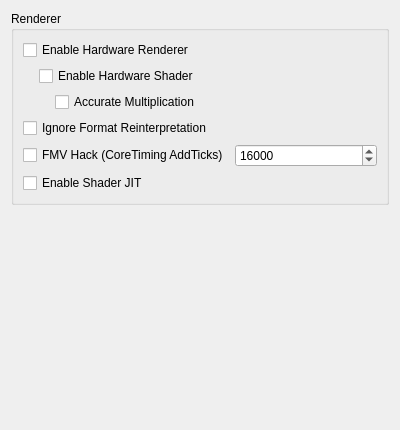
Before: the Qt Designer form src/citra_qt/configuration/configure_graphics.ui in nick90845/citra-1, drawn with Qt 5.
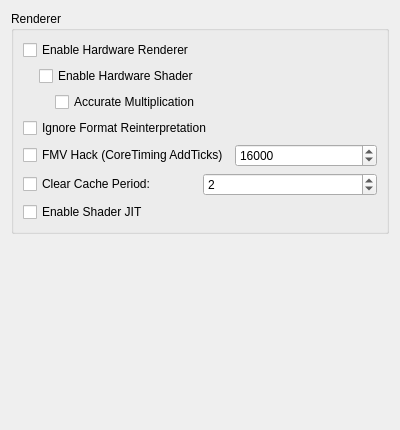
After: the same form once the commit is applied.

Commit message: valentinvanelslande's clear cache period

Patch:
```diff
--- a/src/citra_qt/configuration/configure_graphics.ui
+++ b/src/citra_qt/configuration/configure_graphics.ui
@@ -123,6 +123,30 @@
         </item>
        </layout>
       </item>
+      <item>
+       <layout class="QHBoxLayout" name="horizontalLayout_9">
+        <item>
+         <widget class="QCheckBox" name="enable_cache_clear">
+          <property name="text">
+           <string>Clear Cache Period:</string>
+          </property>
+         </widget>
+        </item>
+        <item>
+         <widget class="QSpinBox" name="clear_cache_secs">
+          <property name="minimum">
+           <number>1</number>
+          </property>
+          <property name="maximum">
+           <number>3600</number>
+          </property>
+          <property name="value">
+           <number>2</number>
+          </property>
+         </widget>
+        </item>
+       </layout>
+      </item>
       <item>
        <widget class="QCheckBox" name="toggle_shader_jit">
         <property name="toolTip">
```
The commit also changes 7 other files.
